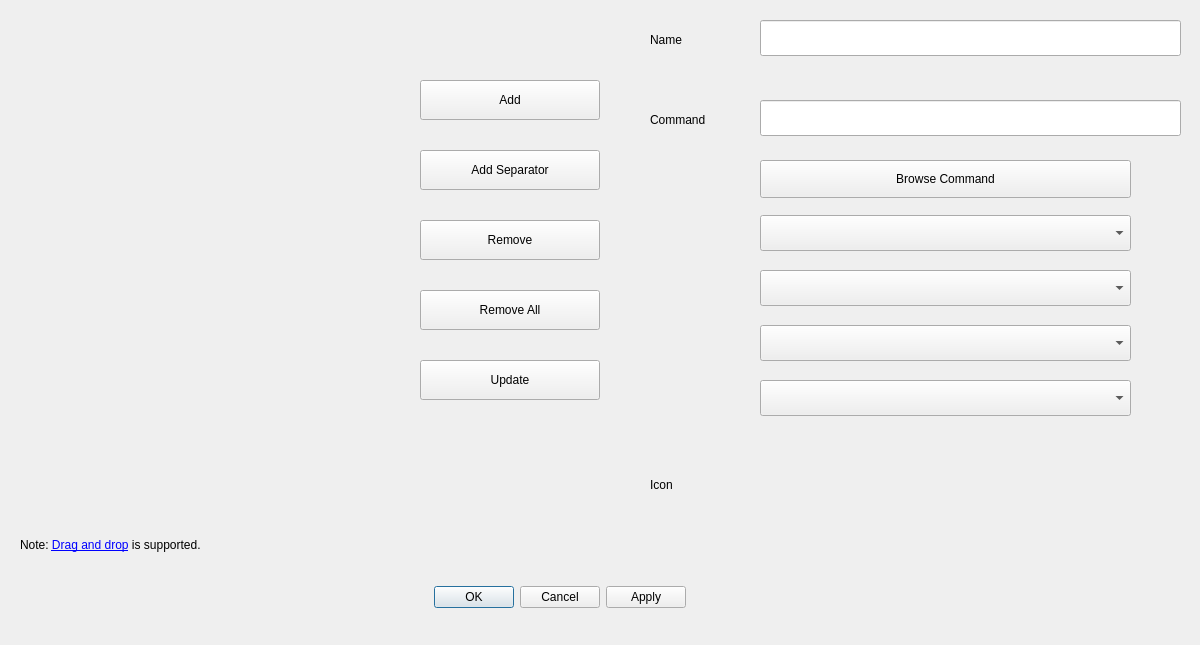
Qt form src/view/edit_launchers_dialog.ui (dangvd/crystal-dock) before a commit.
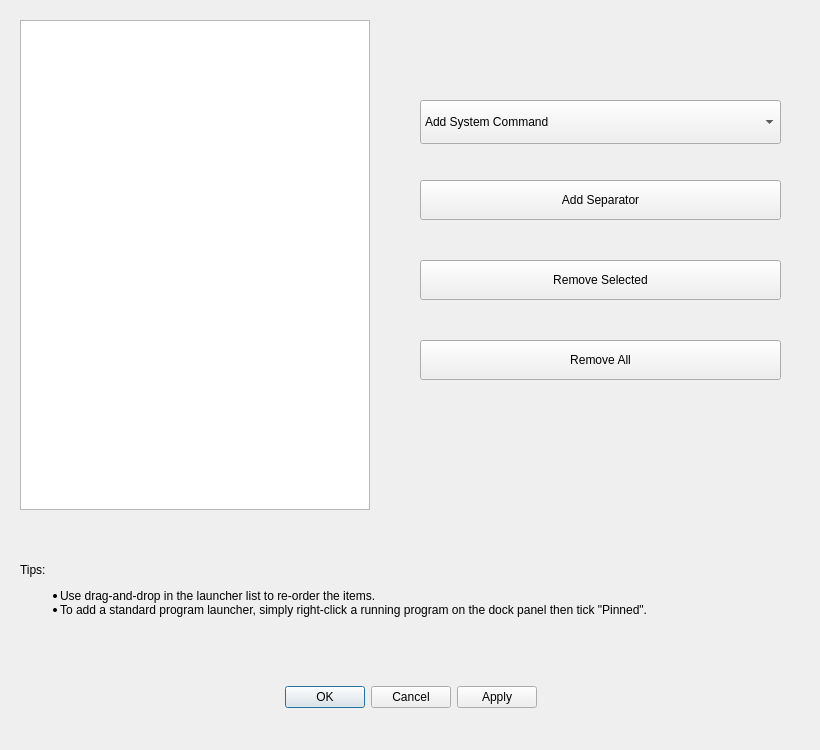
The same form after that commit. Icons and pictures are not drawn.

Commit message: Reworks Edit Launchers dialog.

What changed in the file:
```diff
--- a/src/view/edit_launchers_dialog.ui
+++ b/src/view/edit_launchers_dialog.ui
@@ -6,8 +6,8 @@
    <rect>
     <x>0</x>
     <y>0</y>
-    <width>1200</width>
-    <height>645</height>
+    <width>820</width>
+    <height>750</height>
    </rect>
   </property>
   <property name="windowTitle">
@@ -16,9 +16,9 @@
   <widget class="QDialogButtonBox" name="buttonBox">
    <property name="geometry">
     <rect>
-     <x>80</x>
-     <y>580</y>
-     <width>960</width>
+     <x>40</x>
+     <y>680</y>
+     <width>741</width>
      <height>35</height>
     </rect>
    </property>
@@ -36,177 +36,44 @@
    <property name="geometry">
     <rect>
      <x>20</x>
-     <y>530</y>
-     <width>350</width>
-     <height>30</height>
+     <y>520</y>
+     <width>771</width>
+     <height>141</height>
     </rect>
    </property>
    <property name="text">
-    <string>Note: &lt;a href=https://github.com/dangvd/ksmoothdock/wiki/Documentation#editLaunchers_dragAndDrop&gt;Drag and drop&lt;/a&gt; is supported.</string>
+    <string>&lt;html&gt;&lt;head/&gt;&lt;body&gt;&lt;p&gt;Tips: &lt;/p&gt;&lt;ul style=&quot;margin-top: 0px; margin-bottom: 0px; margin-left: 0px; margin-right: 0px; -qt-list-indent: 1;&quot;&gt;&lt;li style=&quot; margin-top:12px; margin-bottom:0px; margin-left:0px; margin-right:0px; -qt-block-indent:0; text-indent:0px;&quot;&gt;Use drag-and-drop in the launcher list to re-order the items. &lt;/li&gt;&lt;li style=&quot; margin-top:0px; margin-bottom:12px; margin-left:0px; margin-right:0px; -qt-block-indent:0; text-indent:0px;&quot;&gt;To add a standard program launcher, simply right-click a running program on the dock panel then tick &amp;quot;Pinned&amp;quot;. &lt;/li&gt;&lt;/ul&gt;&lt;/body&gt;&lt;/html&gt;</string>
    </property>
    <property name="textFormat">
     <enum>Qt::RichText</enum>
    </property>
-  </widget>
-  <widget class="QPushButton" name="add">
-   <property name="geometry">
-    <rect>
-     <x>420</x>
-     <y>80</y>
-     <width>180</width>
-     <height>40</height>
-    </rect>
-   </property>
-   <property name="text">
-    <string>Add</string>
-   </property>
-   <property name="icon">
-    <iconset theme="list-add">
-     <normaloff>.</normaloff>.</iconset>
+   <property name="wordWrap">
+    <bool>true</bool>
    </property>
   </widget>
   <widget class="QPushButton" name="remove">
    <property name="geometry">
     <rect>
      <x>420</x>
-     <y>220</y>
-     <width>180</width>
+     <y>260</y>
+     <width>361</width>
      <height>40</height>
     </rect>
    </property>
    <property name="text">
-    <string>Remove</string>
+    <string>Remove Selected</string>
    </property>
    <property name="icon">
     <iconset theme="list-remove">
      <normaloff>.</normaloff>.</iconset>
    </property>
   </widget>
-  <widget class="QPushButton" name="update">
-   <property name="geometry">
-    <rect>
-     <x>420</x>
-     <y>360</y>
-     <width>180</width>
-     <height>40</height>
-    </rect>
-   </property>
-   <property name="text">
-    <string>Update</string>
-   </property>
-   <property name="icon">
-    <iconset theme="arrow-left">
-     <normaloff>.</normaloff>.</iconset>
-   </property>
-  </widget>
-  <widget class="QLabel" name="nameLabel">
-   <property name="geometry">
-    <rect>
-     <x>650</x>
-     <y>25</y>
-     <width>100</width>
-     <height>30</height>
-    </rect>
-   </property>
-   <property name="text">
-    <string>Name</string>
-   </property>
-  </widget>
-  <widget class="QLineEdit" name="name">
-   <property name="geometry">
-    <rect>
-     <x>760</x>
-     <y>20</y>
-     <width>421</width>
-     <height>36</height>
-    </rect>
-   </property>
-  </widget>
-  <widget class="QLabel" name="commandLabel">
-   <property name="geometry">
-    <rect>
-     <x>650</x>
-     <y>105</y>
-     <width>100</width>
-     <height>30</height>
-    </rect>
-   </property>
-   <property name="text">
-    <string>Command</string>
-   </property>
-  </widget>
-  <widget class="QLineEdit" name="command">
-   <property name="geometry">
-    <rect>
-     <x>760</x>
-     <y>100</y>
-     <width>421</width>
-     <height>36</height>
-    </rect>
-   </property>
-  </widget>
-  <widget class="QPushButton" name="browseCommand">
-   <property name="geometry">
-    <rect>
-     <x>760</x>
-     <y>160</y>
-     <width>371</width>
-     <height>38</height>
-    </rect>
-   </property>
-   <property name="text">
-    <string>Browse Command</string>
-   </property>
-  </widget>
-  <widget class="QComboBox" name="internalCommands">
-   <property name="geometry">
-    <rect>
-     <x>760</x>
-     <y>215</y>
-     <width>371</width>
-     <height>36</height>
-    </rect>
-   </property>
-  </widget>
-  <widget class="QComboBox" name="dbusCommands">
-   <property name="geometry">
-    <rect>
-     <x>760</x>
-     <y>270</y>
-     <width>371</width>
-     <height>36</height>
-    </rect>
-   </property>
-  </widget>
-  <widget class="QComboBox" name="webCommands">
-   <property name="geometry">
-    <rect>
-     <x>760</x>
-     <y>325</y>
-     <width>371</width>
-     <height>36</height>
-    </rect>
-   </property>
-  </widget>
-  <widget class="QLabel" name="iconLabel">
-   <property name="geometry">
-    <rect>
-     <x>650</x>
-     <y>470</y>
-     <width>100</width>
-     <height>30</height>
-    </rect>
-   </property>
-   <property name="text">
-    <string>Icon</string>
-   </property>
-  </widget>
   <widget class="QPushButton" name="removeAll">
    <property name="geometry">
     <rect>
      <x>420</x>
-     <y>290</y>
-     <width>180</width>
+     <y>340</y>
+     <width>361</width>
      <height>40</height>
     </rect>
    </property>
@@ -218,22 +85,12 @@
      <normaloff>.</normaloff>.</iconset>
    </property>
   </widget>
-  <widget class="QComboBox" name="dirCommands">
-   <property name="geometry">
-    <rect>
-     <x>760</x>
-     <y>380</y>
-     <width>371</width>
-     <height>36</height>
-    </rect>
-   </property>
-  </widget>
   <widget class="QPushButton" name="addSeparator">
    <property name="geometry">
     <rect>
      <x>420</x>
-     <y>150</y>
-     <width>180</width>
+     <y>180</y>
+     <width>361</width>
      <height>40</height>
     </rect>
    </property>
@@ -241,7 +98,39 @@
     <string>Add Separator</string>
    </property>
    <property name="icon">
-    <iconset theme="list-add"/>
+    <iconset theme="list-add">
+     <normaloff>.</normaloff>.</iconset>
+   </property>
+  </widget>
+  <widget class="QComboBox" name="addSystemCommand">
+   <property name="geometry">
+    <rect>
+     <x>420</x>
+     <y>100</y>
+     <width>361</width>
+     <height>44</height>
+    </rect>
+   </property>
+   <property name="frame">
+    <bool>true</bool>
+   </property>
+   <item>
+    <property name="text">
+     <string>Add System Command</string>
+    </property>
+   </item>
+  </widget>
+  <widget class="QListWidget" name="launchers">
+   <property name="geometry">
+    <rect>
+     <x>20</x>
+     <y>20</y>
+     <width>350</width>
+     <height>490</height>
+    </rect>
+   </property>
+   <property name="dragDropMode">
+    <enum>QAbstractItemView::InternalMove</enum>
    </property>
   </widget>
  </widget>
```
The commit also changes 2 other files.
